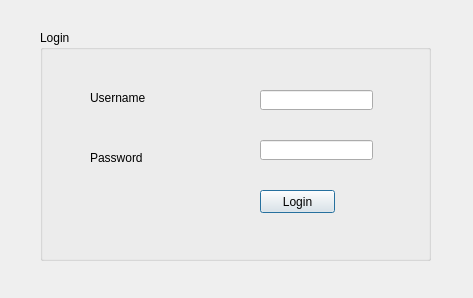
This is logindialog.ui in 27011389/BitTicket as Qt 5 draws it before an edit. The edited form follows.
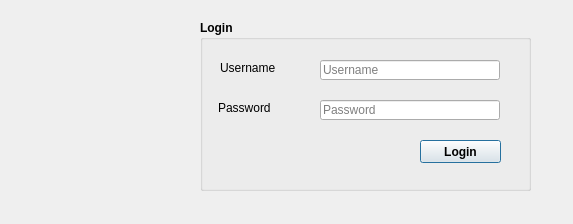
This is the edited form. Icons and pictures are not drawn.

Patch:
```diff
--- a/logindialog.ui
+++ b/logindialog.ui
@@ -6,8 +6,8 @@
    <rect>
     <x>0</x>
     <y>0</y>
-    <width>473</width>
-    <height>298</height>
+    <width>573</width>
+    <height>224</height>
    </rect>
   </property>
   <property name="windowTitle">
@@ -16,47 +16,104 @@
   <widget class="QGroupBox" name="groupBox">
    <property name="geometry">
     <rect>
-     <x>40</x>
-     <y>30</y>
-     <width>391</width>
-     <height>231</height>
+     <x>200</x>
+     <y>20</y>
+     <width>331</width>
+     <height>171</height>
     </rect>
    </property>
+   <property name="font">
+    <font>
+     <weight>75</weight>
+     <bold>true</bold>
+    </font>
+   </property>
    <property name="title">
     <string>Login</string>
    </property>
    <widget class="QLineEdit" name="lineEdit_Username">
     <property name="geometry">
      <rect>
-      <x>220</x>
-      <y>60</y>
-      <width>113</width>
+      <x>120</x>
+      <y>40</y>
+      <width>180</width>
       <height>20</height>
      </rect>
     </property>
+    <property name="font">
+     <font>
+      <weight>50</weight>
+      <bold>false</bold>
+     </font>
+    </property>
+    <property name="toolTip">
+     <string>&lt;html&gt;&lt;head/&gt;&lt;body&gt;&lt;p&gt;admin is the password&lt;/p&gt;&lt;/body&gt;&lt;/html&gt;</string>
+    </property>
+    <property name="statusTip">
+     <string/>
+    </property>
+    <property name="whatsThis">
+     <string/>
+    </property>
+    <property name="autoFillBackground">
+     <bool>false</bool>
+    </property>
+    <property name="inputMethodHints">
+     <set>Qt::ImhNone</set>
+    </property>
+    <property name="inputMask">
+     <string/>
+    </property>
+    <property name="text">
+     <string notr="true"/>
+    </property>
+    <property name="placeholderText">
+     <string>Username</string>
+    </property>
    </widget>
    <widget class="QLineEdit" name="lineEdit_Password">
     <property name="geometry">
      <rect>
-      <x>220</x>
-      <y>110</y>
-      <width>113</width>
+      <x>120</x>
+      <y>80</y>
+      <width>180</width>
       <height>20</height>
      </rect>
     </property>
+    <property name="font">
+     <font>
+      <weight>50</weight>
+      <bold>false</bold>
+     </font>
+    </property>
+    <property name="toolTip">
+     <string>&lt;html&gt;&lt;head/&gt;&lt;body&gt;&lt;p&gt;1234 is the password&lt;/p&gt;&lt;/body&gt;&lt;/html&gt;</string>
+    </property>
+    <property name="text">
+     <string notr="true"/>
+    </property>
     <property name="echoMode">
      <enum>QLineEdit::Password</enum>
     </property>
+    <property name="placeholderText">
+     <string>Password</string>
+    </property>
    </widget>
    <widget class="QLabel" name="label">
     <property name="geometry">
      <rect>
-      <x>50</x>
-      <y>60</y>
+      <x>20</x>
+      <y>40</y>
       <width>71</width>
       <height>16</height>
      </rect>
     </property>
+    <property name="font">
+     <font>
+      <weight>50</weight>
+      <bold>false</bold>
+     </font>
+    </property>
     <property name="text">
      <string>Username</string>
     </property>
@@ -64,12 +121,18 @@
    <widget class="QLabel" name="label_2">
     <property name="geometry">
      <rect>
-      <x>50</x>
-      <y>120</y>
+      <x>18</x>
+      <y>80</y>
       <width>81</width>
       <height>16</height>
      </rect>
     </property>
+    <property name="font">
+     <font>
+      <weight>50</weight>
+      <bold>false</bold>
+     </font>
+    </property>
     <property name="text">
      <string>Password</string>
     </property>
@@ -78,8 +141,8 @@
     <property name="geometry">
      <rect>
       <x>220</x>
-      <y>160</y>
-      <width>75</width>
+      <y>120</y>
+      <width>81</width>
       <height>23</height>
      </rect>
     </property>
@@ -88,6 +151,22 @@
     </property>
    </widget>
   </widget>
+  <widget class="QLabel" name="label_3">
+   <property name="geometry">
+    <rect>
+     <x>20</x>
+     <y>10</y>
+     <width>161</width>
+     <height>201</height>
+    </rect>
+   </property>
+   <property name="styleSheet">
+    <string notr="true">image: url(:/new/res/images/BitTicketLogo.png);</string>
+   </property>
+   <property name="text">
+    <string/>
+   </property>
+  </widget>
  </widget>
  <resources/>
  <connections/>
```
Left out of the diff: 10 changed lines with no effect on the pictures.
